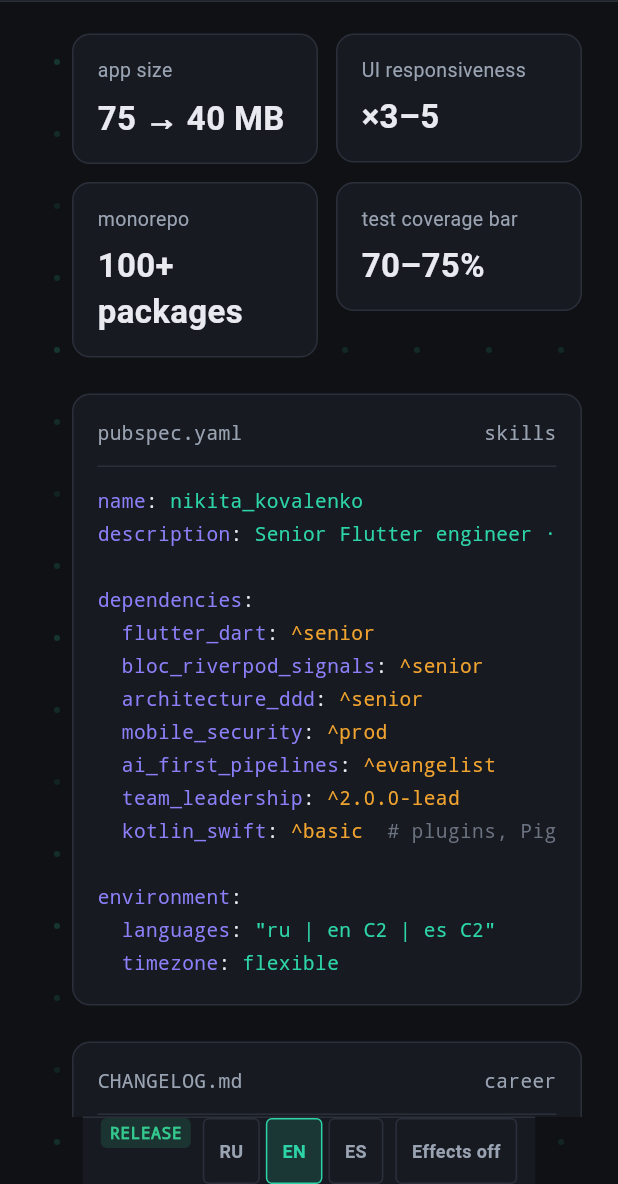
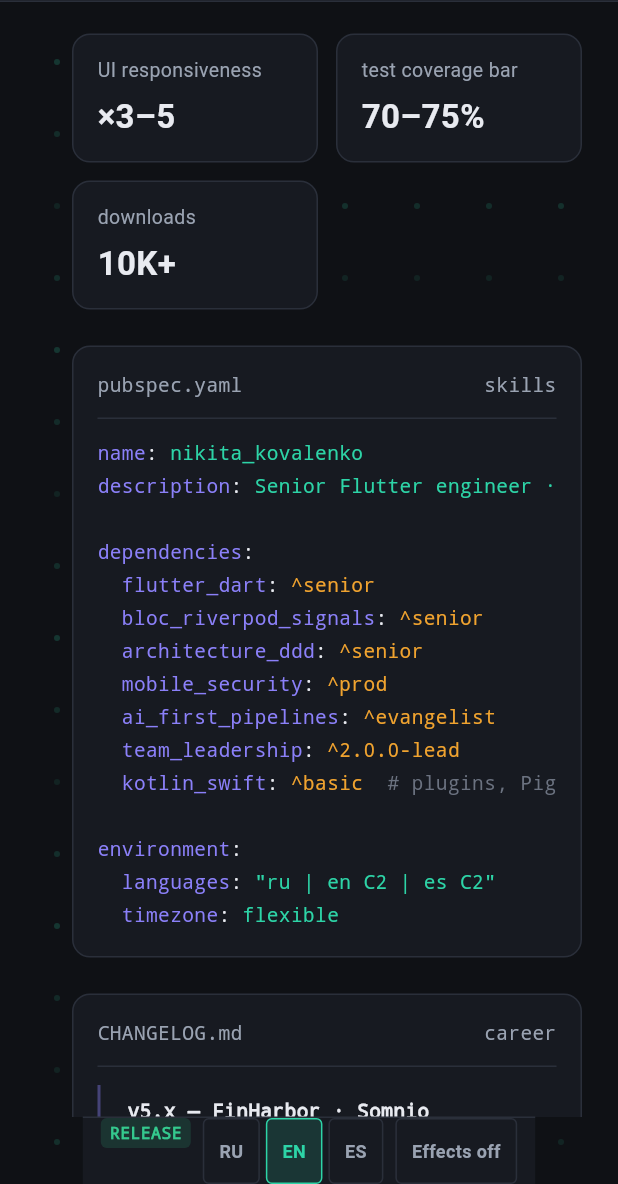
Before and after one commit to abigotado/abigotado_dev, a Flutter app: the screen it shows after launch, scrolled down 576 dp, on a phone screen of 412 x 824 dp, the part 52-1236 px from its top. Run offline on Flutter 3.47's test engine with Material 3 defaults, Android fonts, the phone set to English and light mode, and no system bars; our stand-ins replace equatable, flutter_riverpod, riverpod_annotation, shared_preferences; generated files the repository leaves out were written again.

Commit message:
feat(content): sync metrics, reviewer gag & changelog with résumé
The résumé was reworked (23.06) and the CONCEPT tone rule requires every
figure on the page to match it — so two now-unsupported numbers come off and a
real one goes on. Source of truth: CV/general/nikita_kovalenko_general.json.

Metrics — four cards down to three
- Drop "app size 75→40 MB" (the résumé now says "optimized performance and
  reduced size", no number) and "monorepo 100+ packages" (now "drove
  modularization", no counter).
- Keep "UI ×3–5" (Somnio) and "tests 70–75%" (RZD); add "10K+ downloads" —
  both FinHarbor and Digital Technologies state "10K+ downloads across app
  stores". New order: responsiveness · coverage · downloads.
- "10K+" is a locale-invariant const alongside the existing ×3–5 / 70–75%
  values; only the label (m_dl) and the glyph-free screen-reader line
  (m_dl_a11y) are localized. The column count is now capped at the card count,
  so three cards fill the desktop row evenly instead of leaving an empty
  fourth column.

Reviewer gag — retarget the joke
- The "too modest" nitpick pointed at a 100+ package monorepo that is no
  longer claimed; it now points at the 10K+ downloads (revtext_run, all three
  locales).

Changelog — drop the stale figure
- The same 75→40 MB still lived in the v4.x entry (w2). Replaced with the
  résumé's non-numeric phrasing ("optimized size & performance" / ru / es) so
  no number on the page contradicts the résumé.

arb: remove m1/m1_a11y/m3/m3v/m3_a11y/mb, add m_dl/m_dl_a11y (en/ru/es). Tests
stay falsifiable — the a11y assertions pin content to a specific card index
(re-ordering fails them) and the changelog guard fails if the dropped number
returns. 356 tests green; build_runner no-drift, dart format clean, flutter
analyze --fatal-infos --fatal-warnings clean. Reviewed (ship-ready) and
re-checked by an independent adversarial second-opinion pass (merge-ready).

Co-Authored-By: Claude Opus 4.8 <noreply@anthropic.com>

```diff
--- a/lib/src/features/metrics/widget/metric_card.dart
+++ b/lib/src/features/metrics/widget/metric_card.dart
@@ -4,8 +4,8 @@ import 'package:flutter/material.dart';
 
 /// A single metric card displaying a [label] caption and a prominent [value].
 ///
-/// Used four times by `MetricsSection` to render the key portfolio numbers
-/// (app-size reduction, UI responsiveness, monorepo scale, test coverage).
+/// Used three times by `MetricsSection` to render the key portfolio numbers
+/// (UI responsiveness, test coverage, app-store downloads).
 ///
 /// Layout order matches the mockup: label on top, value below. The
 /// [semanticsLabel] is a glyph-free screen-reader announcement that merges
@@ -31,7 +31,7 @@ class MetricCard extends StatelessWidget {
   final String label;
 
   /// Glyph-free screen-reader announcement that describes both [label] and
-  /// [value] together (e.g. "app size: from 75 to 40 megabytes").
+  /// [value] together (e.g. "UI responsiveness: 3 to 5 times faster").
   final String semanticsLabel;
 
   @override
--- a/lib/src/features/metrics/widget/metrics_section.dart
+++ b/lib/src/features/metrics/widget/metrics_section.dart
@@ -1,20 +1,25 @@
+import 'dart:math' as math;
+
 import 'package:abigotado_dev/src/app/widget/content_width.dart';
 import 'package:abigotado_dev/src/features/metrics/metrics_layout.dart';
 import 'package:abigotado_dev/src/features/metrics/widget/metric_card.dart';
 import 'package:abigotado_dev/src/l10n/gen/app_localizations.dart';
 import 'package:flutter/widgets.dart';
 
-/// The portfolio-metrics section: four cards showing key engineering results.
+/// The portfolio-metrics section: three cards showing key engineering results.
 ///
-/// The four metrics are taken directly from the approved mockup:
-///   - App size: 75 → 40 MB
-///   - UI responsiveness: ×3–5
-///   - Monorepo: 100+ packages
-///   - Test coverage: 70–75%
+/// The three metrics come straight from the résumé — the single source of truth
+/// for every figure on this page (CONCEPT rule: numbers must match the résumé):
+///   - UI responsiveness: ×3–5 (Somnio)
+///   - Test coverage: 70–75% (RZD)
+///   - Downloads: 10K+ across app stores (FinHarbor, Digital Technologies)
 ///
 /// Layout is responsive via [metricsColumnsFor]: 1–4 columns depending on the
 /// available width after the `AppSizing.contentMaxWidth` (1000 px) cap and
-/// `AppSizing.contentGutter` (24 px) horizontal padding on each side.
+/// `AppSizing.contentGutter` (24 px) horizontal padding on each side. The
+/// column count is additionally capped at the card count so the three cards
+/// fill the row evenly rather than leaving an empty fourth column on a wide
+/// desktop.
 ///
 /// The section is always visible — it has no Riverpod dependency and requires
 /// no provider gating.
@@ -30,31 +35,32 @@ class MetricsSection extends StatelessWidget {
   /// U+2013 – per the approved codepoint list.
   static const String _coverageValue = '70–75%';
 
+  /// Downloads figure displayed on the downloads card (sighted only).
+  /// ASCII-only ("10K+") — no special glyphs, identical across locales, so it
+  /// is a const here (like [_speedValue]/[_coverageValue]) rather than an arb
+  /// value; only the localized label and screen-reader text live in arb.
+  static const String _downloadsValue = '10K+';
+
   @override
   Widget build(BuildContext context) {
     final l10n = AppLocalizations.of(context);
 
-    // The four card data records; built inline — no Widget _buildX() helper.
+    // The three card data records; built inline — no Widget _buildX() helper.
     final cards = [
-      (
-        value: '75 → 40 ${l10n.mb}',
-        label: l10n.m1,
-        semanticsLabel: l10n.m1_a11y,
-      ),
       (
         value: _speedValue,
         label: l10n.m2,
         semanticsLabel: l10n.m2_a11y,
       ),
       (
-        value: l10n.m3v,
-        label: l10n.m3,
-        semanticsLabel: l10n.m3_a11y,
-      ),
-      (
         value: _coverageValue,
         label: l10n.m4,
         semanticsLabel: l10n.m4_a11y,
+      ),
+      (
+        value: _downloadsValue,
+        label: l10n.m_dl,
+        semanticsLabel: l10n.m_dl_a11y,
       ),
     ];
 
@@ -62,7 +68,9 @@ class MetricsSection extends StatelessWidget {
       child: LayoutBuilder(
         builder: (context, constraints) {
           final available = constraints.maxWidth;
-          final columns = metricsColumnsFor(available);
+          // Cap columns at the card count so three cards fill the row evenly
+          // instead of leaving an empty fourth column on a wide desktop.
+          final columns = math.min(metricsColumnsFor(available), cards.length);
           const gap = 12.0;
           final cardWidth = (available - gap * (columns - 1)) / columns;
 
--- a/lib/src/l10n/app_en.arb
+++ b/lib/src/l10n/app_en.arb
@@ -44,7 +44,7 @@
   "@rev_hdr": {
     "description": "Header line of the reviewer comment card (what the reviewer commented on)."
   },
-  "revtext_run": "“Too modest. The guy has a 100+ package monorepo and a UI made 3–5× faster. Requesting changes.”",
+  "revtext_run": "“Too modest. The guy has 10K+ downloads and a UI made 3–5× faster. Requesting changes.”",
   "@revtext_run": {
     "description": "Body of the reviewer comment card while nitpicking (requesting changes)."
   },
@@ -56,45 +56,29 @@
   "@skip": {
     "description": "Label on the button that skips the build-scenario animation."
   },
-  "m1": "app size",
-  "@m1": {
-    "description": "Metrics section — label for the app-size card (sighted caption)."
-  },
   "m2": "UI responsiveness",
   "@m2": {
     "description": "Metrics section — label for the UI-responsiveness card (sighted caption)."
-  },
-  "m3": "monorepo",
-  "@m3": {
-    "description": "Metrics section — label for the monorepo-scale card (sighted caption)."
-  },
-  "m3v": "100+ packages",
-  "@m3v": {
-    "description": "Metrics section — value for the monorepo-scale card (100+ packages)."
   },
   "m4": "test coverage bar",
   "@m4": {
     "description": "Metrics section — label for the test-coverage card (sighted caption)."
   },
-  "mb": "MB",
-  "@mb": {
-    "description": "Metrics section — megabyte abbreviation used in the app-size card value."
-  },
-  "m1_a11y": "app size: from 75 to 40 megabytes",
-  "@m1_a11y": {
-    "description": "Metrics section — glyph-free screen-reader label for the app-size card."
+  "m_dl": "downloads",
+  "@m_dl": {
+    "description": "Metrics section — label for the app-store downloads card (sighted caption)."
   },
   "m2_a11y": "UI responsiveness: 3 to 5 times faster",
   "@m2_a11y": {
     "description": "Metrics section — glyph-free screen-reader label for the UI-responsiveness card."
   },
-  "m3_a11y": "monorepo: over 100 packages",
-  "@m3_a11y": {
-    "description": "Metrics section — glyph-free screen-reader label for the monorepo-scale card."
-  },
   "m4_a11y": "test coverage bar: 70 to 75 percent",
   "@m4_a11y": {
     "description": "Metrics section — glyph-free screen-reader label for the test-coverage card."
+  },
+  "m_dl_a11y": "over 10 thousand downloads across app stores",
+  "@m_dl_a11y": {
+    "description": "Metrics section — glyph-free screen-reader label for the downloads card."
   },
   "ch1": "skills",
   "@ch1": {
@@ -140,7 +124,7 @@
   "@w1": {
     "description": "Career v5.x description line."
   },
-  "w2": "75 → 40 MB · AI pipeline for the team · real-time chat",
+  "w2": "optimized size & performance · AI pipeline for the team · real-time chat",
   "@w2": {
     "description": "Career v4.x description line."
   },
--- a/lib/src/l10n/app_es.arb
+++ b/lib/src/l10n/app_es.arb
@@ -11,19 +11,15 @@
   "rev_run": "poniendo pegas",
   "rev_done": "aprobado: calidad humana",
   "rev_hdr": "comentó la sección hero",
-  "revtext_run": "«Demasiado modesto. Tiene un monorepo de 100+ paquetes y una UI 3–5 veces más rápida. Solicito cambios.»",
+  "revtext_run": "«Demasiado modesto. Tiene 10K+ descargas y una UI 3–5 veces más rápida. Solicito cambios.»",
   "revtext_done": "«Ahora sí es honesto. Aprobado — a RELEASE.»",
   "skip": "Saltar",
-  "m1": "tamaño de la app",
   "m2": "reactividad de la UI",
-  "m3": "monorepo",
-  "m3v": "100+ paquetes",
   "m4": "listón de tests",
-  "mb": "MB",
-  "m1_a11y": "tamaño de la app: de 75 a 40 megabytes",
+  "m_dl": "descargas",
   "m2_a11y": "reactividad de la UI: de 3 a 5 veces más rápida",
-  "m3_a11y": "monorepo: más de 100 paquetes",
   "m4_a11y": "listón de tests: del 70 al 75 por ciento",
+  "m_dl_a11y": "más de 10 mil descargas en las tiendas",
   "ch1": "habilidades",
   "pubspec_description": "Senior Flutter engineer · arquitectura, liderazgo de equipo, AI-first",
   "pcm": "# plugins, Pigeon",
@@ -35,7 +31,7 @@
   "ch_org4": "Russian Railways",
   "ch_org5": "breaking change",
   "w1": "cripto + fiat: tarjetas, pagos, 2FA/OTP, KYC · perf ×3–5",
-  "w2": "75 → 40 MB · pipeline de IA para el equipo · chat en tiempo real",
+  "w2": "tamaño y rendimiento optimizados · pipeline de IA para el equipo · chat en tiempo real",
   "w3": "fintech y cripto desde cero · Stripe · LiveKit/WebRTC",
   "w4": "Clean Architecture · tests de cero al 70–75%",
   "w5": "de redactor jefe a desarrollador",
--- a/lib/src/l10n/app_ru.arb
+++ b/lib/src/l10n/app_ru.arb
@@ -11,19 +11,15 @@
   "rev_run": "придирается",
   "rev_done": "одобрено: human-grade quality",
   "rev_hdr": "прокомментировал hero-секцию",
-  "revtext_run": "«Слишком скромно. У человека монорепо на 100+ пакетов и UI, ускоренный в 3–5 раз. Запрашиваю изменения.»",
+  "revtext_run": "«Слишком скромно. У человека 10K+ загрузок и UI, ускоренный в 3–5 раз. Запрашиваю изменения.»",
   "revtext_done": "«Теперь честно. Одобрено — отправляю в RELEASE.»",
   "skip": "Пропустить",
-  "m1": "размер приложения",
   "m2": "реактивность UI",
-  "m3": "монорепо",
-  "m3v": "100+ пакетов",
   "m4": "планка тестов",
-  "mb": "МБ",
-  "m1_a11y": "размер приложения: с 75 до 40 мегабайт",
+  "m_dl": "загрузки",
   "m2_a11y": "реактивность UI: быстрее от 3 до 5 раз",
-  "m3_a11y": "монорепо: более 100 пакетов",
   "m4_a11y": "планка тестов: от 70 до 75 процентов",
+  "m_dl_a11y": "более 10 тысяч загрузок в сторах",
   "ch1": "навыки",
   "pubspec_description": "Senior Flutter-инженер · архитектура, лидерство в команде, AI-first",
   "pcm": "# плагины, Pigeon",
@@ -35,7 +31,7 @@
   "ch_org4": "РЖД",
   "ch_org5": "breaking change",
   "w1": "крипта + фиат: карты, платежи, 2FA/OTP, KYC · perf ×3–5",
-  "w2": "75 → 40 МБ · AI-пайплайн в команде · real-time чат",
+  "w2": "оптимизация размера и производительности · AI-пайплайн в команде · real-time чат",
   "w3": "финтех и крипто с нуля · Stripe · LiveKit/WebRTC",
   "w4": "Clean Architecture · тесты с нуля до планки 70–75%",
   "w5": "из шеф-редактора — в разработчики",
```
Also changed, not shown: lib/src/features/metrics/metrics_layout.dart (+6 -4 lines), 4 other files.
